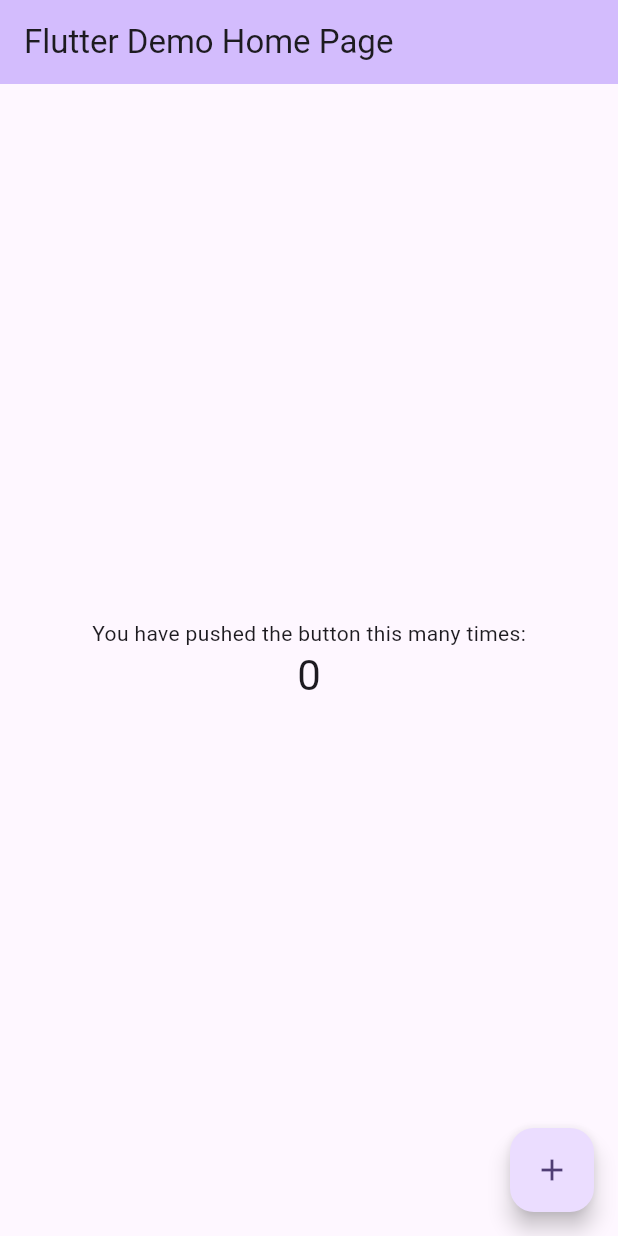
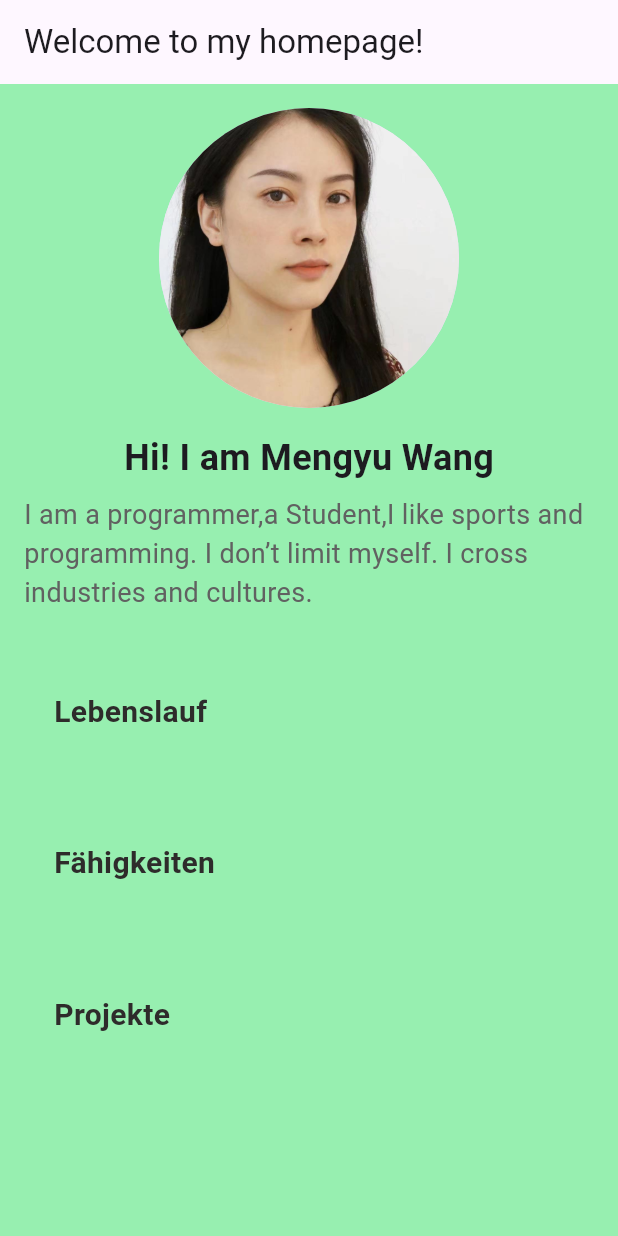
Before and after one commit to Mengyuuuuuuu/portfolio_5511026, a Flutter app: the screen it shows after launch, on a phone screen of 412 x 824 dp. Run offline on Flutter 3.47's test engine with Material 3 defaults, Android fonts, the phone set to English and light mode, and no system bars.

Commit message:
Updated metadata, added new components and pages, modified main.dart, updated pubspec.yaml

```diff
--- /dev/null
+++ b/lib/components/button.dart
@@ -0,0 +1,35 @@
+import 'package:flutter/material.dart';
+import 'package:flutter/widgets.dart';
+
+class MyButton extends StatelessWidget {
+  final String mytext;
+  final void Function()? event;
+
+  const MyButton({
+    super.key,
+    required this.mytext,
+    required this.event,
+  });
+
+  @override
+  Widget build(BuildContext context) {
+    return GestureDetector(
+      onTap: event,
+      child: Container(
+        padding: EdgeInsets.all(20),
+        decoration: BoxDecoration(
+          //color: Colors.green,
+          borderRadius: BorderRadius.circular(20),
+        ),
+        child: Text(
+          mytext,
+          style: TextStyle(
+            color: const Color.fromARGB(255, 46, 43, 43),
+            fontSize: 20,
+            fontWeight: FontWeight.bold,
+          ),
+        ),
+      ),
+    );
+  }
+}
--- a/lib/home.dart
+++ /dev/null
@@ -1,18 +0,0 @@
-import 'package:flutter/material.dart';
-
-class home extends StatefulWidget {
-  const home({super.key});
-
-  @override
-  State<home> createState() => _homeState();
-}
-
-class _homeState extends State<home> {
-  @override
-  Widget build(BuildContext context) {
-    return Scaffold(
-      backgroundColor: Colors.red,
-
-    );
-  }
-}
--- a/lib/main.dart
+++ b/lib/main.dart
@@ -1,4 +1,8 @@
 import 'package:flutter/material.dart';
+import 'package:portfolio_5511026/pages/start_page.dart';
+import 'package:portfolio_5511026/pages/lebenslauf.dart';
+import 'package:portfolio_5511026/pages/fähigkeiten.dart';
+import 'package:portfolio_5511026/pages/projekte.dart';
 
 void main() {
   runApp(const MyApp());
@@ -7,105 +11,21 @@ void main() {
 class MyApp extends StatelessWidget {
   const MyApp({super.key});
 
-  // This widget is the root of your application.
   @override
   Widget build(BuildContext context) {
     return MaterialApp(
-      title: 'Flutter Demo',
+      debugShowCheckedModeBanner: false,
       theme: ThemeData(
-
-        colorScheme: ColorScheme.fromSeed(seedColor: Colors.deepPurple),
-        useMaterial3: true,
+        primarySwatch: Colors.blue,
+        scaffoldBackgroundColor: Color.fromARGB(255, 151, 239, 176),
       ),
-      home: const MyHomePage(title: 'Flutter Demo Home Page'),
+      home: StartPage(),
+      routes: {
+        '/startpage': (context) => StartPage(),
+        '/lebenslauf': (context) => Lebenslauf(),
+        '/fähigkeiten': (context) => Faehigkeiten(),
+        '/projekte': (context) => Projekte(),
+      },
     );
   }
 }
-
-class MyHomePage extends StatefulWidget {
-  const MyHomePage({super.key, required this.title});
-
-  // This widget is the home page of your application. It is stateful, meaning
-  // that it has a State object (defined below) that contains fields that affect
-  // how it looks.
-
-  // This class is the configuration for the state. It holds the values (in this
-  // case the title) provided by the parent (in this case the App widget) and
-  // used by the build method of the State. Fields in a Widget subclass are
-  // always marked "final".
-
-  final String title;
-
-  @override
-  State<MyHomePage> createState() => _MyHomePageState();
-}
-
-class _MyHomePageState extends State<MyHomePage> {
-  int _counter = 0;
-
-  void _incrementCounter() {
-    setState(() {
-      // This call to setState tells the Flutter framework that something has
-      // changed in this State, which causes it to rerun the build method below
-      // so that the display can reflect the updated values. If we changed
-      // _counter without calling setState(), then the build method would not be
-      // called again, and so nothing would appear to happen.
-      _counter++;
-    });
-  }
-
-  @override
-  Widget build(BuildContext context) {
-    // This method is rerun every time setState is called, for instance as done
-    // by the _incrementCounter method above.
-    //
-    // The Flutter framework has been optimized to make rerunning build methods
-    // fast, so that you can just rebuild anything that needs updating rather
-    // than having to individually change instances of widgets.
-    return Scaffold(
-      appBar: AppBar(
-        // TRY THIS: Try changing the color here to a specific color (to
-        // Colors.amber, perhaps?) and trigger a hot reload to see the AppBar
-        // change color while the other colors stay the same.
-        backgroundColor: Theme.of(context).colorScheme.inversePrimary,
-        // Here we take the value from the MyHomePage object that was created by
-        // the App.build method, and use it to set our appbar title.
-        title: Text(widget.title),
-      ),
-      body: Center(
-        // Center is a layout widget. It takes a single child and positions it
-        // in the middle of the parent.
-        child: Column(
-          // Column is also a layout widget. It takes a list of children and
-          // arranges them vertically. By default, it sizes itself to fit its
-          // children horizontally, and tries to be as tall as its parent.
-          //
-          // Column has various properties to control how it sizes itself and
-          // how it positions its children. Here we use mainAxisAlignment to
-          // center the children vertically; the main axis here is the vertical
-          // axis because Columns are vertical (the cross axis would be
-          // horizontal).
-          //
-          // TRY THIS: Invoke "debug painting" (choose the "Toggle Debug Paint"
-          // action in the IDE, or press "p" in the console), to see the
-          // wireframe for each widget.
-          mainAxisAlignment: MainAxisAlignment.center,
-          children: <Widget>[
-            const Text(
-              'You have pushed the button this many times:',
-            ),
-            Text(
-              '$_counter',
-              style: Theme.of(context).textTheme.headlineMedium,
-            ),
-          ],
-        ),
-      ),
-      floatingActionButton: FloatingActionButton(
-        onPressed: _incrementCounter,
-        tooltip: 'Increment',
-        child: const Icon(Icons.add),
-      ), // This trailing comma makes auto-formatting nicer for build methods.
-    );
-  }
-}
--- /dev/null
+++ b/lib/pages/start_page.dart
@@ -0,0 +1,61 @@
+import 'package:flutter/material.dart';
+import 'package:portfolio_5511026/components/button.dart';
+
+class StartPage extends StatelessWidget {
+  const StartPage({super.key});
+
+  @override
+  Widget build(BuildContext context) {
+    return Scaffold(
+      appBar: AppBar(
+        title: Text('Welcome to my homepage!'),
+      ),
+      body: SingleChildScrollView(
+        child: Padding(
+          padding: const EdgeInsets.all(16.0),
+          child: Column(
+            crossAxisAlignment: CrossAxisAlignment.start,
+            children: <Widget>[
+              Center(
+                child: CircleAvatar(
+                  radius: 100,
+                  backgroundImage: AssetImage('lib/images/profile_poto.jpg'),
+                ),
+              ),
+              SizedBox(height: 16),
+              Center(
+                child: Text(
+                  'Hi! I am Mengyu Wang',
+                  style: TextStyle(fontSize: 24, fontWeight: FontWeight.bold),
+                ),
+              ),
+              SizedBox(height: 8),
+              Center(
+                child: Text(
+                  'I am a programmer,a Student,I like sports and programming. I don’t limit myself. I cross industries and cultures.',
+                  softWrap: true,
+                  style: TextStyle(fontSize: 18, color: Colors.grey[700]),
+                ),
+              ),
+              SizedBox(height: 32),
+              MyButton(
+                mytext: 'Lebenslauf',
+                event: () => Navigator.pushNamed(context, '/lebenslauf'),
+              ),
+              SizedBox(height: 32),
+              MyButton(
+                mytext: 'Fähigkeiten',
+                event: () => Navigator.pushNamed(context, '/fähigkeiten'),
+              ),
+              SizedBox(height: 32),
+              MyButton(
+                mytext: 'Projekte',
+                event: () => Navigator.pushNamed(context, '/projekte'),
+              ),
+            ],
+          ),
+        ),
+      ),
+    );
+  }
+}
--- a/pubspec.yaml
+++ b/pubspec.yaml
@@ -59,7 +59,8 @@ flutter:
   uses-material-design: true
 
   # To add assets to your application, add an assets section, like this:
-  # assets:
+  assets:
+  - lib/images/
   #   - images/a_dot_burr.jpeg
   #   - images/a_dot_ham.jpeg
 
```
Also changed, not shown: lib/pages/fähigkeiten.dart (added, +122 -0 lines), lib/pages/lebenslauf.dart (added, +36 -0 lines), lib/pages/projekte.dart (added, +88 -0 lines), lib/images/Flutter+Dart.jpg (added), lib/images/dart.png (added), lib/images/eclipse.png (added), lib/images/erpprojekt.png (added), lib/images/flutter.png (added), lib/images/hengchi.jpg (added), lib/images/hengdalvzhou.jpg (added), lib/images/java.png (added), lib/images/mysql.png (added), lib/images/profile_poto.jpg (added), lib/images/vscode.jpg (added), 1 other file.
